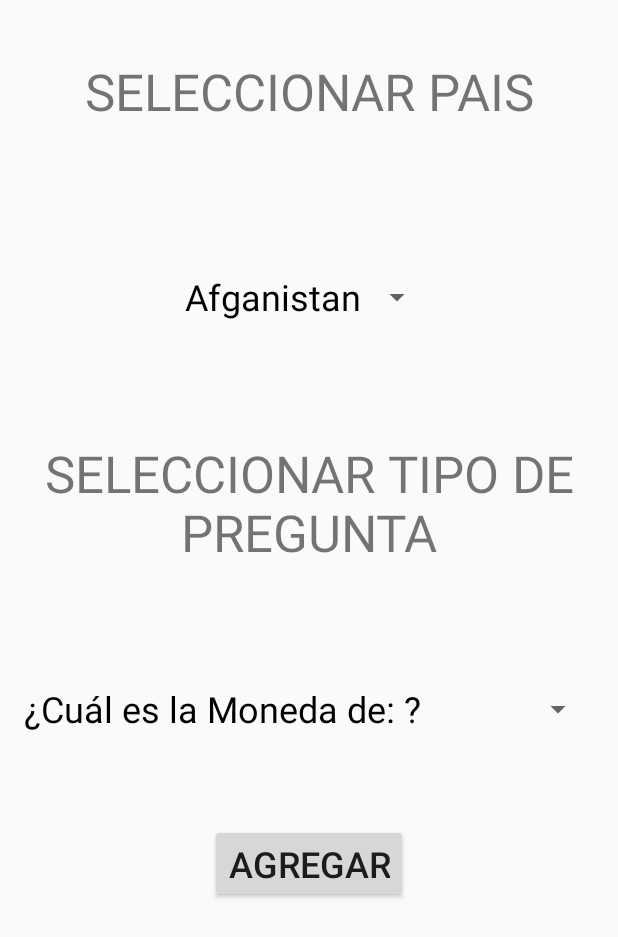
After one commit to davequinta/PDM-Parcial-1, an Android app: the addQuestion screen opened directly, with no data from a screen before it, on a phone screen of 412 x 824 dp. The commit adds this screen. Shown: the top 937 px of the screen. Run offline under Robolectric (Android 15) with nearby library versions, the phone set to English and light mode, and no system bars.

Commit message:
ya no recuerdo

```diff
--- a/app/src/main/AndroidManifest.xml
+++ b/app/src/main/AndroidManifest.xml
@@ -37,7 +37,7 @@
                 android:name="android.support.PARENT_ACTIVITY"
                 android:value="quintanilla00025815.pm_parcial_1.CountryListActivity" />
         </activity>
-        <activity android:name=".addingActivity" />
+        <activity android:name=".addQuestion" />
         <activity android:name=".addCountry"></activity>
     </application>
 
--- a/app/src/main/java/Classes/DatabaseHelperCountry.java
+++ b/app/src/main/java/Classes/DatabaseHelperCountry.java
@@ -120,6 +120,15 @@ public class DatabaseHelperCountry extends SQLiteOpenHelper {
         db.close();
 
     }
+
+    public void addQuestion(int idT, String resp, String img){
+        SQLiteDatabase db = this.getWritableDatabase();
+        ContentValues values = new ContentValues();
+        values.put(COLUMN_IDTPREGUNTA, idT);
+        values.put(COLUMN_RESP, resp);
+        values.put(COLUMN_IMG, img);
+    }
+
     public Cursor obtenerCountry(int id){
         SQLiteDatabase db = this.getReadableDatabase();
         String[] projection = {COLUMN_ID, COLUMN_NAME, COLUMN_FLAG, COLUMN_CAPITAL, COLUMN_LANG, COLUMN_SURFACE};
@@ -201,9 +210,15 @@ public class DatabaseHelperCountry extends SQLiteOpenHelper {
         return cursor;
     }
 
-    public int getProfilesCount() {
+    public int getCountriesCount() {
         SQLiteDatabase db = this.getReadableDatabase();
         int ret=(int) DatabaseUtils.queryNumEntries(db,TABLE_COUNTRY);
+        return ret;
+    }
+
+    public int getTypeCount() {
+        SQLiteDatabase db = this.getReadableDatabase();
+        int ret=(int) DatabaseUtils.queryNumEntries(db,TABLE_TYPEQUEST);
         return ret;
     }
 
--- a/app/src/main/java/Classes/countryRepository.java
+++ b/app/src/main/java/Classes/countryRepository.java
@@ -23,7 +23,7 @@ public class countryRepository {
 
     public countryRepository() {
         saveCountry(new Country(1,"Afganistan",R.drawable.afganistan,"Kabul","Persa",5431.00));
-        saveCountry(new Country(2,"Albania",R.drawable.albania,"Kabul","Persa",5431.00));
+        saveCountry(new Country(2,"Albania",R.drawable.albania,"TIRANA","Albanés",5431.00));
         saveCountry(new Country(3,"Alemania",R.drawable.alemania,"Asda","Aleman",5431.00));
         saveCountry(new Country(4,"Andorrra",R.drawable.andorra,"Kabul","Persa",5431.00));
         saveCountry(new Country(5,"Angola",R.drawable.angola,"Kabul","Persa",5431.00));
--- a/app/src/main/java/quintanilla00025815/pm_parcial_1/MainActivity.java
+++ b/app/src/main/java/quintanilla00025815/pm_parcial_1/MainActivity.java
@@ -21,18 +21,14 @@ public class MainActivity extends AppCompatActivity {
         startActivity(game);
     }
 
-    public void learn(View v){
-        Intent learn=new Intent(this,CountryListActivity.class);
+    public void learn(View v) {
+        Intent learn = new Intent(this, CountryListActivity.class);
         learn.putParcelableArrayListExtra("countries", countries);
         startActivity(learn);
     }
 
-    public void edit(View v){
-        Intent edit = new Intent(this,addCountry.class);
-        startActivity(edit);
-    }
     public void question(View v){
-        Intent question = new Intent(this,addingActivity.class);
+        Intent question = new Intent(this,addQuestion.class);
         startActivity(question);
     }
 
@@ -43,10 +39,8 @@ public class MainActivity extends AppCompatActivity {
 
         countries = new ArrayList<>(2);
         DatabaseHelperCountry h =  new DatabaseHelperCountry(this);
-        h.addCountry("Afganistan", R.drawable.afganistan,"Kabul","Persa","5431.00");
-        h.addCountry("Albania",R.drawable.albania,"Tirana","albanés","5431.00");
 
-        int profile_counts = h.getProfilesCount();
+        int profile_counts = h.getCountriesCount();
         for (int i=1; i<=profile_counts; ++i){
 
             String name = h.obtenerCountry(i).getString(1) ;
--- /dev/null
+++ b/app/src/main/java/quintanilla00025815/pm_parcial_1/addQuestion.java
@@ -0,0 +1,67 @@
+package quintanilla00025815.pm_parcial_1;
+
+import android.support.v7.app.AppCompatActivity;
+import android.os.Bundle;
+import android.view.View;
+import android.widget.AdapterView;
+import android.widget.ArrayAdapter;
+import android.widget.Spinner;
+
+import Classes.DatabaseHelperCountry;
+
+public class addQuestion extends AppCompatActivity {
+
+    DatabaseHelperCountry h;
+
+    String selectedCountry;
+    String selectedQuestion;
+
+    protected void onCreate(Bundle savedInstanceState) {
+        super.onCreate(savedInstanceState);
+        setContentView(R.layout.activity_add_question);
+
+        h = new DatabaseHelperCountry(this);
+
+        Spinner countrySpinner = (Spinner) findViewById(R.id.spinner_country);
+
+        ArrayAdapter<String> adapterC = new ArrayAdapter<>(this, R.layout.spinner_layout);
+
+        int countries_count = h.getCountriesCount();
+
+        for (int i=1; i<=countries_count; ++i){
+
+            adapterC.add(h.obtenerCountry(i).getString(1));
+        }
+
+        countrySpinner.setAdapter(adapterC);
+
+        Spinner QuestionSpinner = (Spinner) findViewById(R.id.spinner_question);
+
+        ArrayAdapter<String> adapterQ = new ArrayAdapter<>(this, R.layout.spinner_layout);
+
+        int type_count = h.getTypeCount();
+
+        for (int i=1; i<=type_count; ++i){
+
+            adapterQ.add(h.obtenerTipoPregunta(i).getString(1));
+        }
+
+        QuestionSpinner.setAdapter(adapterQ);
+    }
+/*
+    public class questionSelectedListener implements AdapterView.OnItemSelectedListener {
+
+        public void onItemSelected(AdapterView<?> parent, View view, int pos, long id) {
+            selectedQuestion = parent.getItemAtPosition(pos).toString();
+        }
+
+        public void onNothingSelected(AdapterView parent) {
+            // Do nothing.
+        }
+    }*/
+
+    public void agregarPregunta(View view){
+        //h.addQuestion();
+    }
+
+}
--- a/app/src/main/java/quintanilla00025815/pm_parcial_1/addingActivity.java
+++ /dev/null
@@ -1,13 +0,0 @@
-package quintanilla00025815.pm_parcial_1;
-
-import android.support.v7.app.AppCompatActivity;
-import android.os.Bundle;
-
-public class addingActivity extends AppCompatActivity {
-
-    @Override
-    protected void onCreate(Bundle savedInstanceState) {
-        super.onCreate(savedInstanceState);
-        setContentView(R.layout.activity_adding);
-    }
-}
--- a/app/src/main/res/layout-land/activity_main.xml
+++ b/app/src/main/res/layout-land/activity_main.xml
@@ -81,7 +81,7 @@
             android:layout_width="0dp"
             android:layout_height="match_parent"
             android:layout_weight="1"
-            android:onClick="questtion"
+            android:onClick="question"
             android:orientation="vertical">
 
             <ImageView
--- a/app/src/main/res/layout-w900dp/activity_main.xml
+++ b/app/src/main/res/layout-w900dp/activity_main.xml
@@ -80,7 +80,7 @@
             android:layout_width="0dp"
             android:layout_height="match_parent"
             android:layout_weight="1"
-            android:onClick="questtion"
+            android:onClick="question"
             android:orientation="vertical">
 
             <ImageView
--- /dev/null
+++ b/app/src/main/res/layout/activity_add_question.xml
@@ -0,0 +1,80 @@
+<?xml version="1.0" encoding="utf-8"?>
+<LinearLayout xmlns:android="http://schemas.android.com/apk/res/android"
+    xmlns:app="http://schemas.android.com/apk/res-auto"
+    xmlns:tools="http://schemas.android.com/tools"
+    android:layout_width="match_parent"
+    android:layout_height="match_parent"
+    android:orientation="vertical"
+    tools:context="quintanilla00025815.pm_parcial_1.addQuestion">
+    <LinearLayout
+        android:layout_width="match_parent"
+        android:layout_height="0dp"
+        android:layout_weight="1"
+        android:orientation="vertical">
+
+        <TextView
+            android:layout_width="wrap_content"
+            android:layout_height="0dp"
+            android:layout_weight="1"
+            android:layout_gravity="center"
+            android:gravity="center"
+            android:text="SELECCIONAR PAIS"
+            android:textSize="34sp"/>
+
+        <Spinner
+            android:id="@+id/spinner_country"
+            android:layout_width="wrap_content"
+            android:layout_height="0dp"
+            android:layout_weight="1"
+            android:layout_gravity="center"
+            android:layout_margin="16dp"
+            ></Spinner>
+
+    </LinearLayout>
+
+    <LinearLayout
+        android:layout_width="match_parent"
+        android:layout_height="0dp"
+        android:layout_weight="1"
+        android:orientation="vertical">
+
+        <TextView
+            android:id="@+id/textView2"
+            android:layout_width="wrap_content"
+            android:layout_height="0dp"
+            android:layout_gravity="center"
+            android:gravity="center"
+            android:layout_weight="1"
+            android:text="SELECCIONAR TIPO DE PREGUNTA"
+            android:textSize="34sp" />
+
+        <Spinner
+            android:id="@+id/spinner_question"
+            android:layout_width="wrap_content"
+            android:layout_height="0dp"
+            android:layout_weight="1"
+            android:layout_gravity="center"
+            android:gravity=""
+            android:layout_margin="16dp"
+            ></Spinner>
+
+    </LinearLayout>
+
+    <LinearLayout
+        android:layout_width="match_parent"
+        android:layout_height="0dp"
+        android:layout_weight="1"
+        android:orientation="vertical">
+
+        <Button
+            android:layout_width="wrap_content"
+            android:layout_height="wrap_content"
+            android:layout_gravity="center"
+            android:text="AGREGAR"
+            android:onClick=""
+            android:textSize="24sp"/>
+
+    </LinearLayout>
+
+
+</LinearLayout>
--- a/app/src/main/res/layout/activity_adding.xml
+++ /dev/null
@@ -1,14 +0,0 @@
-<?xml version="1.0" encoding="utf-8"?>
-<LinearLayout xmlns:android="http://schemas.android.com/apk/res/android"
-    xmlns:app="http://schemas.android.com/apk/res-auto"
-    xmlns:tools="http://schemas.android.com/tools"
-    android:layout_width="match_parent"
-    android:layout_height="match_parent"
-    android:orientation="vertical"
-    tools:context="quintanilla00025815.pm_parcial_1.addingActivity">
-
-    <Spinner
-        android:layout_width="wrap_content"
-        android:layout_height="wrap_content"></Spinner>
-
-</LinearLayout>
--- a/app/src/main/res/layout/activity_main.xml
+++ b/app/src/main/res/layout/activity_main.xml
@@ -80,7 +80,7 @@
             android:layout_width="0dp"
             android:layout_height="match_parent"
             android:layout_weight="1"
-            android:onClick="questtion"
+            android:onClick="question"
             android:orientation="vertical">
 
             <ImageView
--- /dev/null
+++ b/app/src/main/res/layout/spinner_layout.xml
@@ -0,0 +1,8 @@
+<?xml version="1.0" encoding="utf-8"?>
+<TextView xmlns:android="http://schemas.android.com/apk/res/android"
+    android:id="@+id/spinnerTarget"
+    android:layout_width="fill_parent"
+    android:layout_height="wrap_content"
+    android:textColor="#000000"
+    android:textSize="24sp"
+    />
```
Also changed, not shown: 2 other files.
